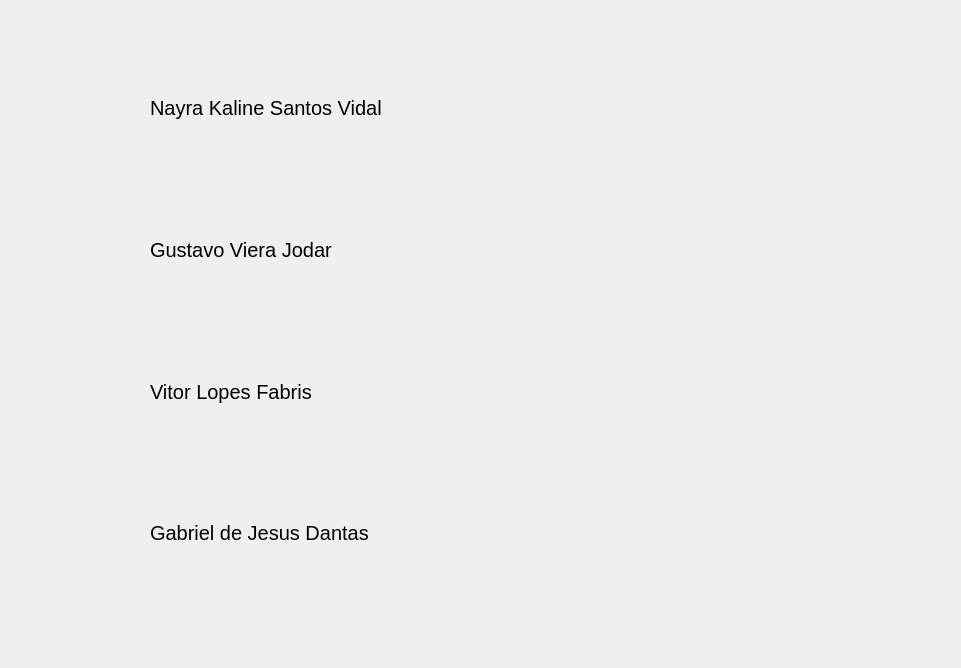
First picture: the form in creditos.ui, repository nayrakalinesv/t3POO, before the edit.
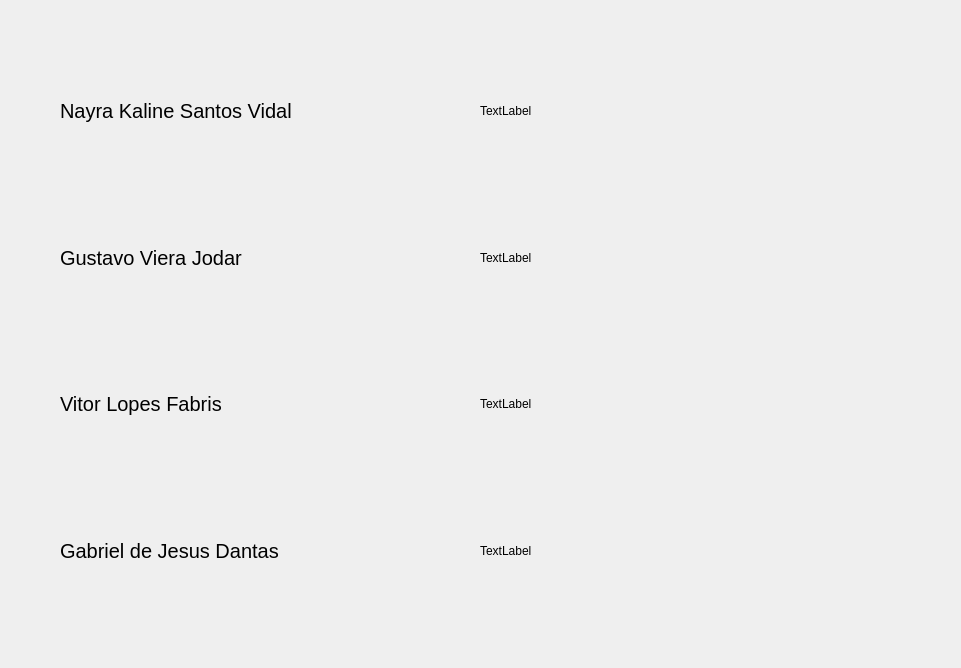
Second picture: the form after the edit.

Diff of the .ui file:
```diff
--- a/creditos.ui
+++ b/creditos.ui
@@ -16,10 +16,10 @@
   <widget class="QWidget" name="verticalLayoutWidget">
    <property name="geometry">
     <rect>
-     <x>150</x>
+     <x>60</x>
      <y>40</y>
-     <width>661</width>
-     <height>561</height>
+     <width>381</width>
+     <height>581</height>
     </rect>
    </property>
    <layout class="QVBoxLayout" name="verticalLayout">
@@ -73,6 +73,46 @@
     </item>
    </layout>
   </widget>
+  <widget class="QWidget" name="verticalLayoutWidget_2">
+   <property name="geometry">
+    <rect>
+     <x>480</x>
+     <y>40</y>
+     <width>381</width>
+     <height>581</height>
+    </rect>
+   </property>
+   <layout class="QVBoxLayout" name="verticalLayout_2">
+    <item>
+     <widget class="QLabel" name="label_6">
+      <property name="text">
+       <string>TextLabel</string>
+      </property>
+     </widget>
+    </item>
+    <item>
+     <widget class="QLabel" name="label_7">
+      <property name="text">
+       <string>TextLabel</string>
+      </property>
+     </widget>
+    </item>
+    <item>
+     <widget class="QLabel" name="label_8">
+      <property name="text">
+       <string>TextLabel</string>
+      </property>
+     </widget>
+    </item>
+    <item>
+     <widget class="QLabel" name="label_5">
+      <property name="text">
+       <string>TextLabel</string>
+      </property>
+     </widget>
+    </item>
+   </layout>
+  </widget>
  </widget>
  <resources/>
  <connections/>
```
